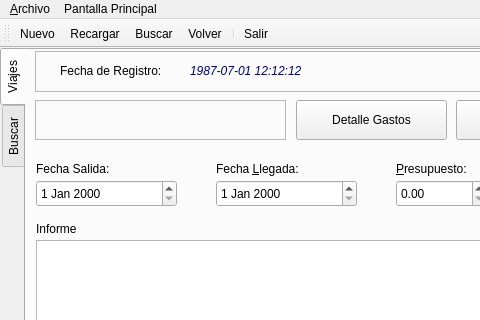
This is aplicacion/polaris/ui/frm_viaje.ui in eduardouio/gelvsrm as Qt 5 draws it before an edit; both pictures show x 0 to 480 and y 0 to 320 of the 819 by 579 pixel window. The edited form follows.
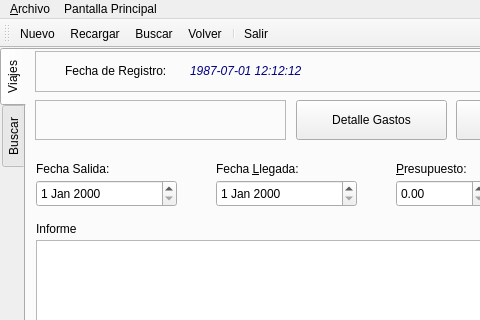
This is the edited form. Icons and pictures are not drawn.

```diff
--- a/aplicacion/polaris/ui/frm_viaje.ui
+++ b/aplicacion/polaris/ui/frm_viaje.ui
@@ -119,7 +119,7 @@
       <widget class="QLabel" name="lbl_fecha_registroa">
        <property name="geometry">
         <rect>
-         <x>25</x>
+         <x>30</x>
          <y>10</y>
          <width>131</width>
          <height>20</height>
```
Left out of the diff: 16 changed lines with no effect on the pictures.
